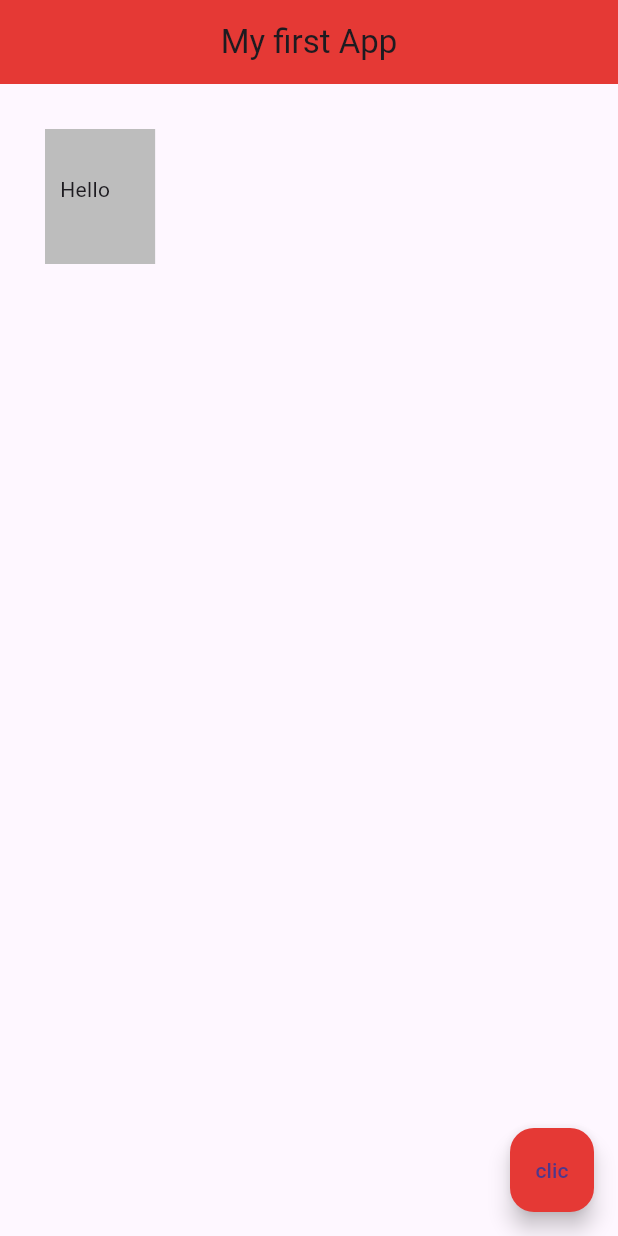
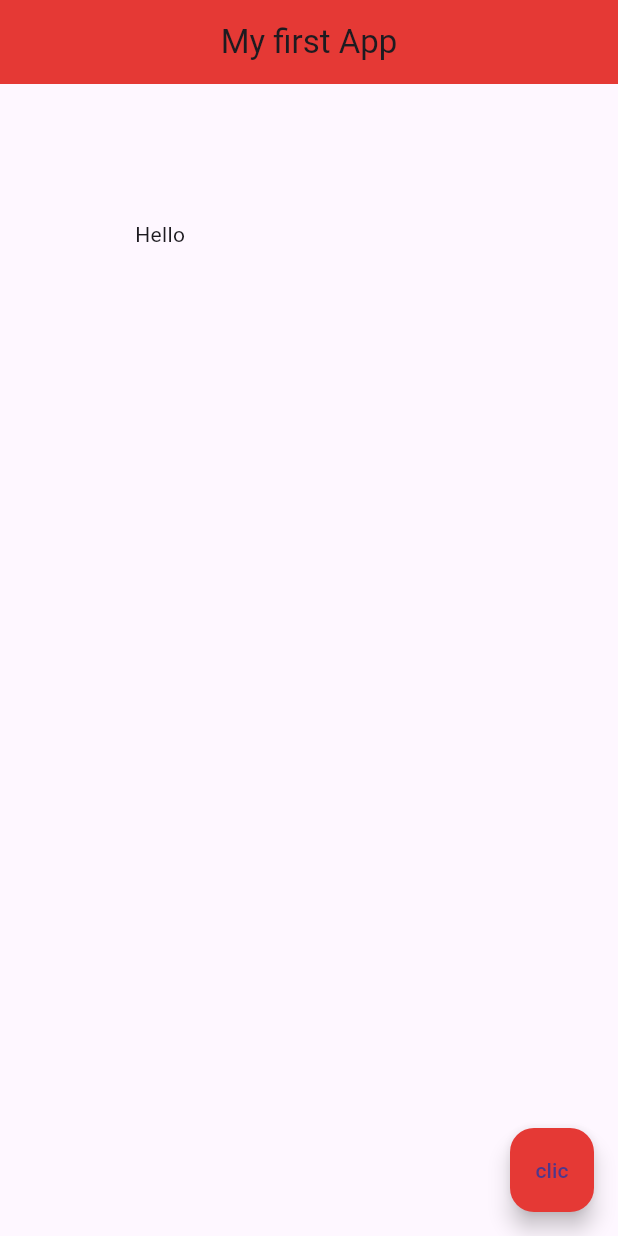
Before and after one commit to juansgt/flutter-for-beginners, a Flutter app: the screen it shows after launch, on a phone screen of 412 x 824 dp. Run offline on Flutter 3.47's test engine with Material 3 defaults, Android fonts, the phone set to English and light mode, and no system bars.

Commit message:
Añadido el Widget Padding

```diff
--- a/lib/main.dart
+++ b/lib/main.dart
@@ -13,10 +13,8 @@ class Home extends StatelessWidget {
         centerTitle: true,
         backgroundColor: Colors.red[600],
       ),
-      body: Container(
-        padding: EdgeInsets.fromLTRB(10, 30, 30, 40),
-        margin: EdgeInsets.all(30),
-        color: Colors.grey[400],
+      body: Padding(
+        padding: EdgeInsets.all(90),
         child: Text('Hello'),
       ),
       floatingActionButton: getFloatingActionButton()
```
